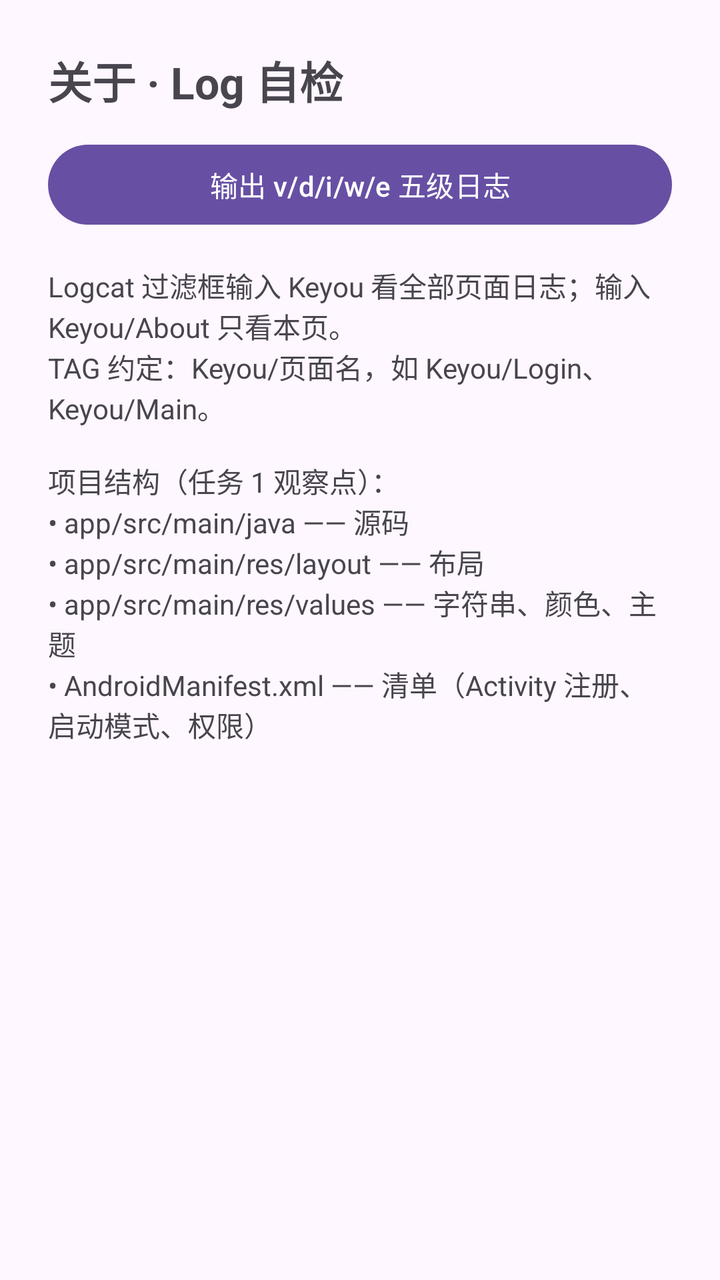
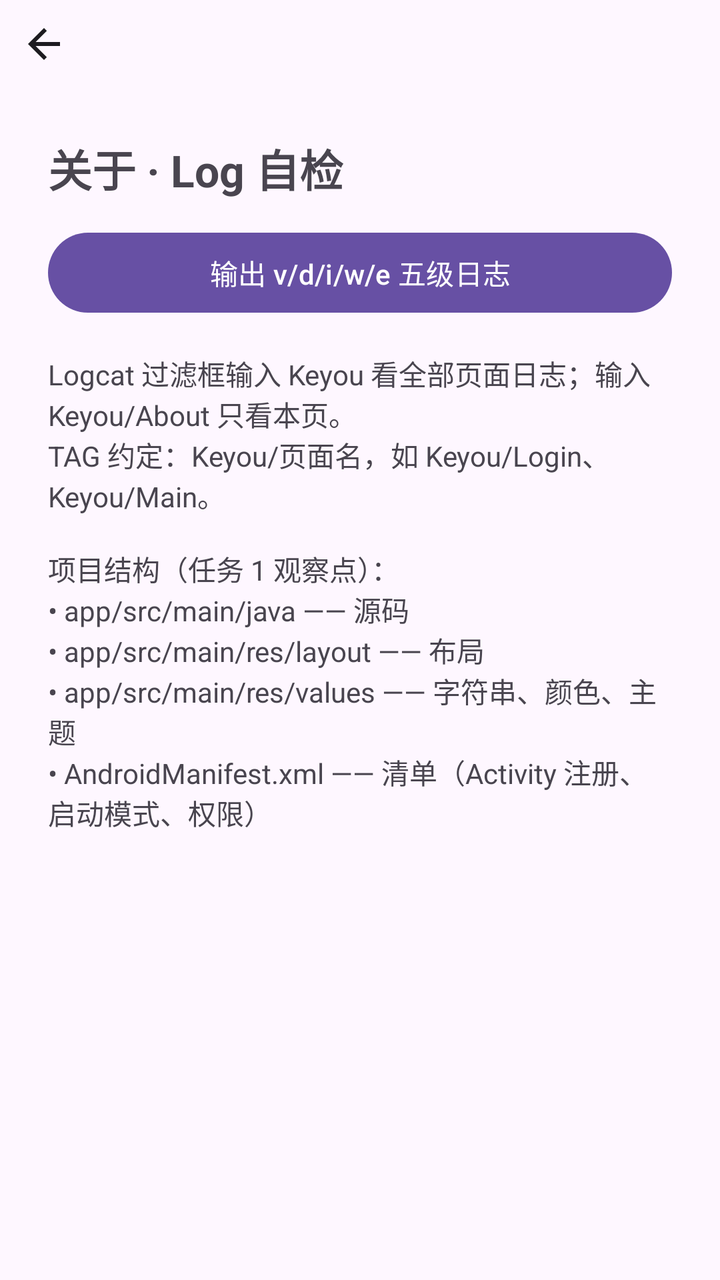

Two renders of the same Android screen: before a commit and after it. Below are the layout's source before the change and the commit's diff.
<!-- AndroidManifest.xml: application theme Theme.Keyou -->
<!-- res/layout/activity_about.xml -->
<?xml version="1.0" encoding="utf-8"?>
<ScrollView xmlns:android="http://schemas.android.com/apk/res/android"
    android:layout_width="match_parent"
    android:layout_height="match_parent"
    android:padding="24dp">

    <LinearLayout
        android:layout_width="match_parent"
        android:layout_height="wrap_content"
        android:orientation="vertical">

        <TextView
            android:layout_width="wrap_content"
            android:layout_height="wrap_content"
            android:text="@string/about_title"
            android:textSize="22sp"
            android:textStyle="bold"
            android:layout_marginBottom="12dp" />

        <Button
            android:id="@+id/btn_log_check"
            android:layout_width="match_parent"
            android:layout_height="wrap_content"
            android:text="@string/about_log_check" />

        <TextView
            android:layout_width="wrap_content"
            android:layout_height="wrap_content"
            android:text="@string/about_log_guide"
            android:textSize="14sp"
            android:layout_marginTop="16dp" />

    </LinearLayout>
</ScrollView>
<!-- resources referenced by this layout -->
<resources>
  <string name="about_log_check">输出 v/d/i/w/e 五级日志</string>
  <string name="about_log_guide">Logcat 过滤框输入 Keyou 看全部页面日志；输入 Keyou/About 只看本页。\nTAG 约定：Keyou/页面名，如 Keyou/Login、Keyou/Main。\n\n项目结构（任务 1 观察点）：\n• app/src/main/java —— 源码\n• app/src/main/res/layout —— 布局\n• app/src/main/res/values —— 字符串、颜色、主题\n• AndroidManifest.xml —— 清单（Activity 注册、启动模式、权限）</string>
  <string name="about_title">关于 · Log 自检</string>
  <style name="Theme.Keyou" parent="Theme.Material3.DayNight.NoActionBar" />
</resources>

<!-- the commit's change to res/layout/activity_about.xml (unified diff, before → after) -->
@@ -1,8 +1,16 @@
 <?xml version="1.0" encoding="utf-8"?>
-<ScrollView xmlns:android="http://schemas.android.com/apk/res/android"
+<LinearLayout xmlns:android="http://schemas.android.com/apk/res/android"
     android:layout_width="match_parent"
     android:layout_height="match_parent"
-    android:padding="24dp">
+    android:orientation="vertical">
+
+    <include layout="@layout/view_back_bar" />
+
+    <ScrollView
+        android:layout_width="match_parent"
+        android:layout_height="0dp"
+        android:layout_weight="1"
+        android:padding="24dp">
 
     <LinearLayout
         android:layout_width="match_parent"
@@ -32,3 +40,20 @@
 
     </LinearLayout>
 </ScrollView>
+</LinearLayout>
+<!-- res/layout/view_back_bar.xml (included above) -->
+<?xml version="1.0" encoding="utf-8"?>
+<FrameLayout xmlns:android="http://schemas.android.com/apk/res/android"
+    android:layout_width="wrap_content"
+    android:layout_height="wrap_content">
+
+    <ImageButton
+        android:id="@+id/btn_back"
+        android:layout_width="44dp"
+        android:layout_height="44dp"
+        android:background="?attr/selectableItemBackgroundBorderless"
+        android:contentDescription="@string/back"
+        android:padding="10dp"
+        android:src="@drawable/ic_arrow_back" />
+
+</FrameLayout>
<!-- resource entries referenced after the edit -->
@@ -1,8 +1,21 @@
 <!-- resources referenced by this layout -->
 <resources>
+  <!-- drawable ic_arrow_back (drawable) -->
+  <?xml version="1.0" encoding="utf-8"?>
+  <vector xmlns:android="http://schemas.android.com/apk/res/android"
+      android:width="24dp"
+      android:height="24dp"
+      android:viewportWidth="24"
+      android:viewportHeight="24"
+      android:tint="?attr/colorOnSurface">
+      <path
+          android:fillColor="@android:color/white"
+          android:pathData="M20,11H7.83l5.59,-5.59L12,4l-8,8 8,8 1.41,-1.41L7.83,13H20v-2z" />
+  </vector>
   <string name="about_log_check">输出 v/d/i/w/e 五级日志</string>
   <string name="about_log_guide">Logcat 过滤框输入 Keyou 看全部页面日志；输入 Keyou/About 只看本页。\nTAG 约定：Keyou/页面名，如 Keyou/Login、Keyou/Main。\n\n项目结构（任务 1 观察点）：\n• app/src/main/java —— 源码\n• app/src/main/res/layout —— 布局\n• app/src/main/res/values —— 字符串、颜色、主题\n• AndroidManifest.xml —— 清单（Activity 注册、启动模式、权限）</string>
   <string name="about_title">关于 · Log 自检</string>
+  <string name="back">返回</string>
   <style name="Theme.Keyou" parent="Theme.Material3.DayNight.NoActionBar" />
 </resources>
 
